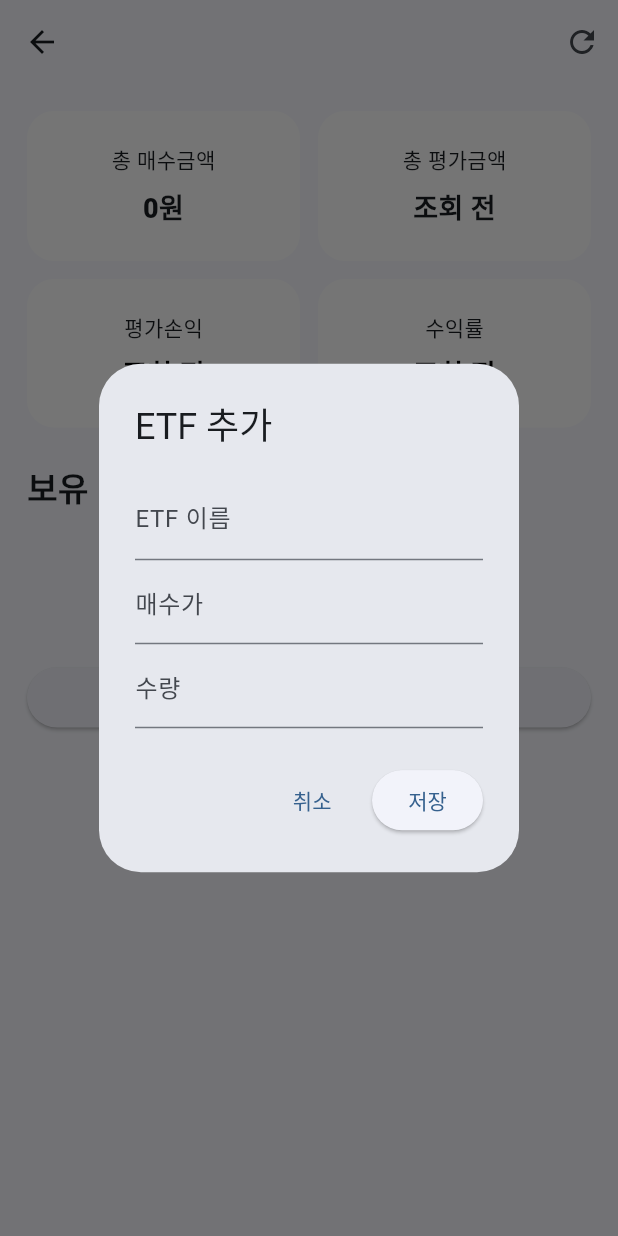
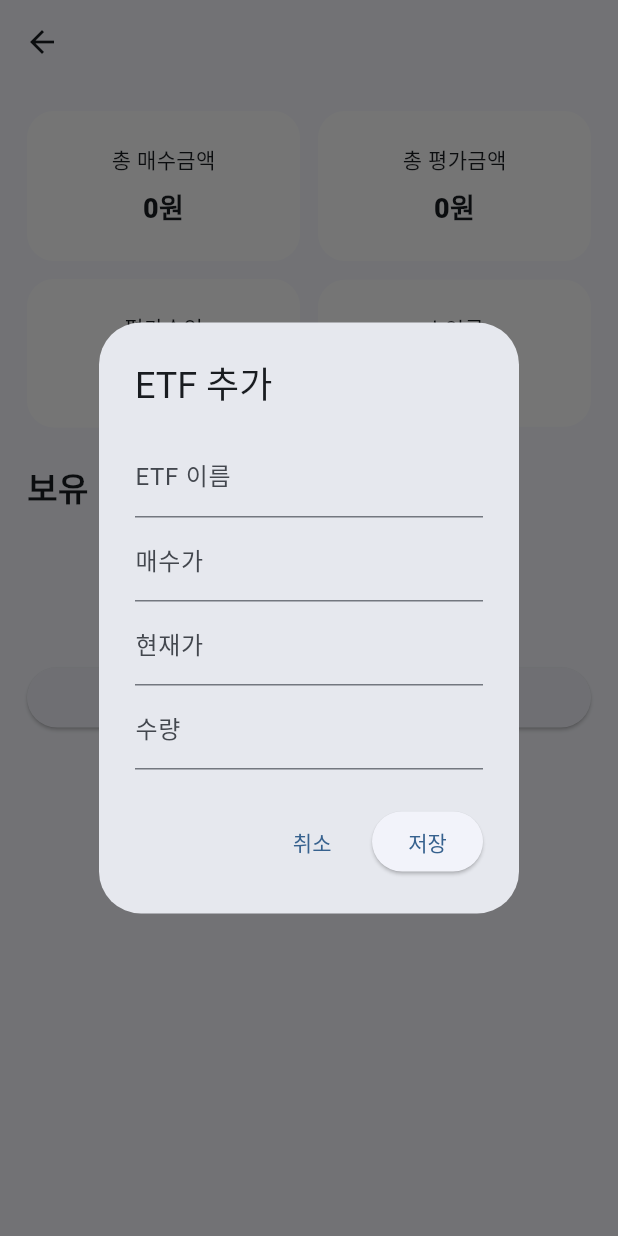
Before and after one commit to lovesong7080-oss/my_etf, a Flutter app: the AccountScreen screen opened directly with empty values, after a tap on "ETF 추가", on a phone screen of 412 x 824 dp. Run offline on Flutter 3.47's test engine with Material 3 defaults, Android fonts, the phone set to English and light mode, and no system bars; our stand-ins replace shared_preferences; accounts and stored records are empty.

Commit message:
v0.3 계좌화면 개선

```diff
--- a/lib/screens/account_screen.dart
+++ b/lib/screens/account_screen.dart
@@ -1,15 +1,10 @@
 import 'dart:convert';
 import 'package:flutter/material.dart';
 import 'package:shared_preferences/shared_preferences.dart';
-import '../services/naver_service.dart';
 
 class AccountScreen extends StatefulWidget {
   final String accountName;
-
-  const AccountScreen({
-    super.key,
-    required this.accountName,
-  });
+  const AccountScreen({super.key, required this.accountName});
 
   @override
   State<AccountScreen> createState() => _AccountScreenState();
@@ -17,7 +12,6 @@ class AccountScreen extends StatefulWidget {
 
 class _AccountScreenState extends State<AccountScreen> {
   List<Map<String, dynamic>> etfs = [];
-  bool isLoadingPrices = false;
 
   String get storageKey => 'etfs_${widget.accountName}';
 
@@ -29,16 +23,18 @@ class _AccountScreenState extends State<AccountScreen> {
 
   Future<void> loadEtfs() async {
     final prefs = await SharedPreferences.getInstance();
-    final savedData = prefs.getString(storageKey);
+    final saved = prefs.getString(storageKey);
 
-    if (savedData != null) {
-      final List decoded = jsonDecode(savedData);
+    if (saved != null) {
+      final List data = jsonDecode(saved);
       setState(() {
-        etfs = decoded.map((e) => Map<String, dynamic>.from(e)).toList();
+        etfs = data.map((e) {
+          final item = Map<String, dynamic>.from(e);
+          item['currentPrice'] ??= item['buyPrice'] ?? 0;
+          return item;
+        }).toList();
       });
     }
-
-    await refreshPrices();
   }
 
   Future<void> saveEtfs() async {
@@ -46,141 +42,31 @@ class _AccountScreenState extends State<AccountScreen> {
     await prefs.setString(storageKey, jsonEncode(etfs));
   }
 
-  int get totalBuyAmount {
-    int total = 0;
-    for (final etf in etfs) {
-      total += (etf['buyPrice'] as int) * (etf['quantity'] as int);
-    }
-    return total;
-  }
+  int get totalBuyAmount => etfs.fold(
+        0,
+        (sum, e) => sum + (e['buyPrice'] as int) * (e['quantity'] as int),
+      );
 
-  int get totalEvaluationAmount {
-    int total = 0;
-    for (final etf in etfs) {
-      final currentPrice = etf['currentPrice'] as int?;
-      final quantity = etf['quantity'] as int;
-      if (currentPrice != null) {
-        total += currentPrice * quantity;
-      }
-    }
-    return total;
-  }
+  int get totalEvaluationAmount => etfs.fold(
+        0,
+        (sum, e) => sum + (e['currentPrice'] as int) * (e['quantity'] as int),
+      );
 
-  int get totalProfitLoss => totalEvaluationAmount - totalBuyAmount;
+  int get totalProfit => totalEvaluationAmount - totalBuyAmount;
 
   double get totalProfitRate {
     if (totalBuyAmount == 0) return 0;
-    return totalProfitLoss / totalBuyAmount * 100;
+    return totalProfit / totalBuyAmount * 100;
   }
 
-  Future<void> refreshPrices() async {
-    if (etfs.isEmpty) return;
-
-    setState(() {
-      isLoadingPrices = true;
-    });
-
-    for (final etf in etfs) {
-      final price = await NaverService.getCurrentPrice(etf['name']);
-      etf['currentPrice'] = price;
-    }
-
-    await saveEtfs();
-
-    if (mounted) {
-      setState(() {
-        isLoadingPrices = false;
-      });
-    }
-  }
-
-  void showAddEtfDialog() {
-    final nameController = TextEditingController();
-    final buyPriceController = TextEditingController();
-    final quantityController = TextEditingController();
-
-    showDialog(
-      context: context,
-      builder: (_) {
-        return AlertDialog(
-          title: const Text('ETF 추가'),
-          content: Column(
-            mainAxisSize: MainAxisSize.min,
-            children: [
-              TextField(
-                controller: nameController,
-                decoration: const InputDecoration(
-                  labelText: 'ETF 이름',
-                  hintText: '예: KODEX 200',
-                ),
-              ),
-              TextField(
-                controller: buyPriceController,
-                keyboardType: TextInputType.number,
-                decoration: const InputDecoration(labelText: '매수가'),
-              ),
-              TextField(
-                controller: quantityController,
-                keyboardType: TextInputType.number,
-                decoration: const InputDecoration(labelText: '수량'),
-              ),
-            ],
-          ),
-          actions: [
-            TextButton(
-              onPressed: () => Navigator.pop(context),
-              child: const Text('취소'),
-            ),
-            ElevatedButton(
-              onPressed: () async {
-                final name = nameController.text.trim();
-                final buyPrice = int.tryParse(buyPriceController.text) ?? 0;
-                final quantity = int.tryParse(quantityController.text) ?? 0;
-
-                if (name.isEmpty || buyPrice <= 0 || quantity <= 0) {
-                  return;
-                }
-
-                final currentPrice = await NaverService.getCurrentPrice(name);
-
-                setState(() {
-                  etfs.add({
-                    'name': name,
-                    'buyPrice': buyPrice,
-                    'quantity': quantity,
-                    'currentPrice': currentPrice,
-                  });
-                });
-
-                await saveEtfs();
-
-                if (context.mounted) {
-                  Navigator.pop(context);
-                }
-              },
-              child: const Text('저장'),
-            ),
-          ],
-        );
-      },
-    );
-  }
-
-  void deleteEtf(int index) async {
-    setState(() {
-      etfs.removeAt(index);
-    });
-    await saveEtfs();
-  }
-
-  String formatWon(int value) {
+  String won(int value) {
     return value.toString().replaceAllMapped(
           RegExp(r'(\d{1,3})(?=(\d{3})+(?!\d))'),
-          (match) => '${match[1]},',
+          (m) => '${m[1]},',
         );
   }
 
-  String formatRate(double value) {
+  String percent(double value) {
     final sign = value > 0 ? '+' : '';
     return '$sign${value.toStringAsFixed(2)}%';
   }
@@ -191,74 +77,123 @@ class _AccountScreenState extends State<AccountScreen> {
     return Colors.black;
   }
 
+  String brandText(String name) {
+    final upper = name.toUpperCase();
+    if (upper.contains('KODEX')) return 'KODEX';
+    if (upper.contains('TIGER')) return 'TIGER';
+    if (upper.contains('ACE')) return 'ACE';
+    if (upper.contains('SOL')) return 'SOL';
+    if (upper.contains('HANARO')) return 'HANARO';
+    if (upper.contains('RISE')) return 'RISE';
+    return 'ETF';
+  }
+
+  void openEtfDialog({int? index}) {
+    final isEdit = index != null;
+    final old = isEdit ? etfs[index] : null;
+
+    final nameController = TextEditingController(text: old?['name'] ?? '');
+    final buyPriceController =
+        TextEditingController(text: old?['buyPrice']?.toString() ?? '');
+    final currentPriceController =
+        TextEditingController(text: old?['currentPrice']?.toString() ?? '');
+    final quantityController =
+        TextEditingController(text: old?['quantity']?.toString() ?? '');
+
+    showDialog(
+      context: context,
+      builder: (_) => AlertDialog(
+        title: Text(isEdit ? 'ETF 수정' : 'ETF 추가'),
+        content: Column(
+          mainAxisSize: MainAxisSize.min,
+          children: [
+            TextField(controller: nameController, decoration: const InputDecoration(labelText: 'ETF 이름')),
+            TextField(controller: buyPriceController, keyboardType: TextInputType.number, decoration: const InputDecoration(labelText: '매수가')),
+            TextField(controller: currentPriceController, keyboardType: TextInputType.number, decoration: const InputDecoration(labelText: '현재가')),
+            TextField(controller: quantityController, keyboardType: TextInputType.number, decoration: const InputDecoration(labelText: '수량')),
+          ],
+        ),
+        actions: [
+          TextButton(onPressed: () => Navigator.pop(context), child: const Text('취소')),
+          ElevatedButton(
+            onPressed: () async {
+              final name = nameController.text.trim();
+              final buyPrice = int.tryParse(buyPriceController.text) ?? 0;
+              final currentPrice = int.tryParse(currentPriceController.text) ?? 0;
+              final quantity = int.tryParse(quantityController.text) ?? 0;
+
+              if (name.isEmpty || buyPrice <= 0 || currentPrice <= 0 || quantity <= 0) return;
+
+              final newEtf = {
+                'name': name,
+                'buyPrice': buyPrice,
+                'currentPrice': currentPrice,
+                'quantity': quantity,
+              };
+
+              setState(() {
+                if (isEdit) {
+                  etfs[index] = newEtf;
+                } else {
+                  etfs.add(newEtf);
+                }
+              });
+
+              await saveEtfs();
+              if (context.mounted) Navigator.pop(context);
+            },
+            child: const Text('저장'),
+          ),
+        ],
+      ),
+    );
+  }
+
+  void confirmDelete(int index) {
+    showDialog(
+      context: context,
+      builder: (_) => AlertDialog(
+        title: const Text('삭제 확인'),
+        content: Text('${etfs[index]['name']}을 삭제할까요?'),
+        actions: [
+          TextButton(onPressed: () => Navigator.pop(context), child: const Text('취소')),
+          ElevatedButton(
+            onPressed: () async {
+              setState(() => etfs.removeAt(index));
+              await saveEtfs();
+              if (context.mounted) Navigator.pop(context);
+            },
+            child: const Text('삭제'),
+          ),
+        ],
+      ),
+    );
+  }
+
   @override
   Widget build(BuildContext context) {
     return Scaffold(
-      appBar: AppBar(
-        title: Text(widget.accountName),
-        actions: [
-          IconButton(
-            onPressed: isLoadingPrices ? null : refreshPrices,
-            icon: const Icon(Icons.refresh),
-          ),
-        ],
-      ),
+      appBar: AppBar(title: Text(widget.accountName)),
       body: ListView(
         padding: const EdgeInsets.all(18),
         children: [
-          if (isLoadingPrices)
-            const Padding(
-              padding: EdgeInsets.only(bottom: 12),
-              child: Center(child: Text('현재가 불러오는 중...')),
-            ),
           Row(
             children: [
-              Expanded(
-                child: _SummaryCard(
-                  title: '총 매수금액',
-                  value: '${formatWon(totalBuyAmount)}원',
-                ),
-              ),
+              Expanded(child: SummaryCard(title: '총 매수금액', value: '${won(totalBuyAmount)}원')),
               const SizedBox(width: 12),
-              Expanded(
-                child: _SummaryCard(
-                  title: '총 평가금액',
-                  value: totalEvaluationAmount == 0
-                      ? '조회 전'
-                      : '${formatWon(totalEvaluationAmount)}원',
-                ),
-              ),
+              Expanded(child: SummaryCard(title: '총 평가금액', value: '${won(totalEvaluationAmount)}원')),
             ],
           ),
           const SizedBox(height: 12),
           Row(
             children: [
-              Expanded(
-                child: _SummaryCard(
-                  title: '평가손익',
-                  value: totalEvaluationAmount == 0
-                      ? '조회 전'
-                      : '${formatWon(totalProfitLoss)}원',
-                  valueColor: profitColor(totalProfitLoss),
-                ),
-              ),
+              Expanded(child: SummaryCard(title: '평가손익', value: '${won(totalProfit)}원', valueColor: profitColor(totalProfit))),
               const SizedBox(width: 12),
-              Expanded(
-                child: _SummaryCard(
-                  title: '수익률',
-                  value: totalEvaluationAmount == 0
-                      ? '조회 전'
-                      : formatRate(totalProfitRate),
-                  valueColor: profitColor(totalProfitRate),
-                ),
-              ),
+              Expanded(child: SummaryCard(title: '수익률', value: percent(totalProfitRate), valueColor: profitColor(totalProfitRate))),
             ],
           ),
           const SizedBox(height: 24),
-          const Text(
-            '보유 ETF',
-            style: TextStyle(fontSize: 22, fontWeight: FontWeight.w800),
-          ),
+          const Text('보유 ETF', style: TextStyle(fontSize: 22, fontWeight: FontWeight.w800)),
           const SizedBox(height: 12),
           if (etfs.isEmpty)
             const Padding(
@@ -266,16 +201,18 @@ class _AccountScreenState extends State<AccountScreen> {
               child: Center(child: Text('아직 등록된 ETF가 없습니다.')),
             ),
           for (int i = 0; i < etfs.length; i++)
-            _EtfCard(
+            EtfCard(
               etf: etfs[i],
-              onDelete: () => deleteEtf(i),
-              formatWon: formatWon,
-              formatRate: formatRate,
+              brand: brandText(etfs[i]['name']),
+              won: won,
+              percent: percent,
               profitColor: profitColor,
+              onTap: () => openEtfDialog(index: i),
+              onDelete: () => confirmDelete(i),
             ),
           const SizedBox(height: 18),
           ElevatedButton.icon(
-            onPressed: showAddEtfDialog,
+            onPressed: () => openEtfDialog(),
             icon: const Icon(Icons.add),
             label: const Text('ETF 추가'),
           ),
@@ -285,91 +222,106 @@ class _AccountScreenState extends State<AccountScreen> {
   }
 }
 
-class _EtfCard extends StatelessWidget {
+class EtfCard extends StatelessWidget {
   final Map<String, dynamic> etf;
+  final String brand;
+  final String Function(int) won;
+  final String Function(double) percent;
+  final Color Function(num) profitColor;
+  final VoidCallback onTap;
   final VoidCallback onDelete;
-  final String Function(int) formatWon;
-  final String Function(double) formatRate;
-  final Color Function(num) profitColor;
 
-  const _EtfCard({
+  const EtfCard({
+    super.key,
     required this.etf,
+    required this.brand,
+    required this.won,
+    required this.percent,
+    required this.profitColor,
+    required this.onTap,
     required this.onDelete,
-    required this.formatWon,
-    required this.formatRate,
-    required this.profitColor,
   });
 
   @override
   Widget build(BuildContext context) {
     final buyPrice = etf['buyPrice'] as int;
+    final currentPrice = etf['currentPrice'] as int;
     final quantity = etf['quantity'] as int;
-    final currentPrice = etf['currentPrice'] as int?;
 
     final buyAmount = buyPrice * quantity;
-    final evaluationAmount =
-        currentPrice == null ? null : currentPrice * quantity;
-    final profitLoss =
-        evaluationAmount == null ? null : evaluationAmount - buyAmount;
-    final profitRate =
-        profitLoss == null ? null : profitLoss / buyAmount * 100;
+    final evaluationAmount = currentPrice * quantity;
+    final profit = evaluationAmount - buyAmount;
+    final rate = buyAmount == 0 ? 0.0 : profit / buyAmount * 100;
 
     return Card(
       color: Colors.white,
       elevation: 0,
       margin: const EdgeInsets.only(bottom: 12),
-      shape: RoundedRectangleBorder(
+      shape: RoundedRectangleBorder(borderRadius: BorderRadius.circular(18)),
+      child: InkWell(
+        onTap: onTap,
         borderRadius: BorderRadius.circular(18),
-      ),
-      child: ListTile(
-        title: Text(
-          etf['name'],
-          style: const TextStyle(fontWeight: FontWeight.bold),
-        ),
-        subtitle: Text(
-          currentPrice == null
-              ? '매수가 ${formatWon(buyPrice)}원 · ${quantity}주\n현재가 조회 실패'
-              : '매수가 ${formatWon(buyPrice)}원 · 현재가 ${formatWon(currentPrice)}원 · ${quantity}주',
-        ),
-        trailing: Column(
-          mainAxisAlignment: MainAxisAlignment.center,
-          crossAxisAlignment: CrossAxisAlignment.end,
-          children: [
-            Text(
-              evaluationAmount == null
-                  ? '${formatWon(buyAmount)}원'
-                  : '${formatWon(evaluationAmount)}원',
-              style: const TextStyle(fontWeight: FontWeight.bold),
-            ),
-            if (profitLoss != null && profitRate != null)
-              Text(
-                '${formatWon(profitLoss)}원 / ${formatRate(profitRate)}',
-                style: TextStyle(
-                  color: profitColor(profitLoss),
-                  fontSize: 12,
-                  fontWeight: FontWeight.bold,
+        child: Padding(
+          padding: const EdgeInsets.all(14),
+          child: Row(
+            children: [
+              Container(
+                width: 52,
+                height: 52,
+                alignment: Alignment.center,
+                decoration: BoxDecoration(
+                  color: Colors.blue.shade50,
+                  borderRadius: BorderRadius.circular(14),
+                ),
+                child: Text(
+                  brand,
+                  style: const TextStyle(fontSize: 11, fontWeight: FontWeight.bold),
                 ),
               ),
-            GestureDetector(
-              onTap: onDelete,
-              child: const Text(
-                '삭제',
-                style: TextStyle(color: Colors.red, fontSize: 12),
+              const SizedBox(width: 12),
+              Expanded(
+                child: Column(
+                  crossAxisAlignment: CrossAxisAlignment.start,
+                  children: [
+                    Text(etf['name'], style: const TextStyle(fontWeight: FontWeight.bold)),
+                    const SizedBox(height: 6),
+                    Text('매수가 ${won(buyPrice)}원 · 현재가 ${won(currentPrice)}원 · $quantity주'),
+                  ],
+                ),
               ),
-            ),
-          ],
+              Column(
+                crossAxisAlignment: CrossAxisAlignment.end,
+                children: [
+                  Text('${won(evaluationAmount)}원', style: const TextStyle(fontWeight: FontWeight.bold)),
+                  const SizedBox(height: 4),
+                  Text(
+                    '${won(profit)}원 / ${percent(rate)}',
+                    style: TextStyle(color: profitColor(profit), fontSize: 12, fontWeight: FontWeight.bold),
+                  ),
+                  const SizedBox(height: 2),
+                  IconButton(
+                    onPressed: onDelete,
+                    icon: const Icon(Icons.delete_outline, size: 20, color: Colors.red),
+                    padding: EdgeInsets.zero,
+                    constraints: const BoxConstraints(),
+                  ),
+                ],
+              ),
+            ],
+          ),
         ),
       ),
     );
   }
 }
 
-class _SummaryCard extends StatelessWidget {
+class SummaryCard extends StatelessWidget {
   final String title;
   final String value;
   final Color? valueColor;
 
-  const _SummaryCard({
+  const SummaryCard({
+    super.key,
     required this.title,
     required this.value,
     this.valueColor,
@@ -379,22 +331,12 @@ class _SummaryCard extends StatelessWidget {
   Widget build(BuildContext context) {
     return Container(
       padding: const EdgeInsets.symmetric(vertical: 22),
-      decoration: BoxDecoration(
-        color: Colors.white,
-        borderRadius: BorderRadius.circular(18),
-      ),
+      decoration: BoxDecoration(color: Colors.white, borderRadius: BorderRadius.circular(18)),
       child: Column(
         children: [
           Text(title),
           const SizedBox(height: 8),
-          Text(
-            value,
-            style: TextStyle(
-              fontSize: 18,
-              fontWeight: FontWeight.w900,
-              color: valueColor,
-            ),
-          ),
+          Text(value, style: TextStyle(fontSize: 18, fontWeight: FontWeight.w900, color: valueColor)),
         ],
       ),
     );
```
